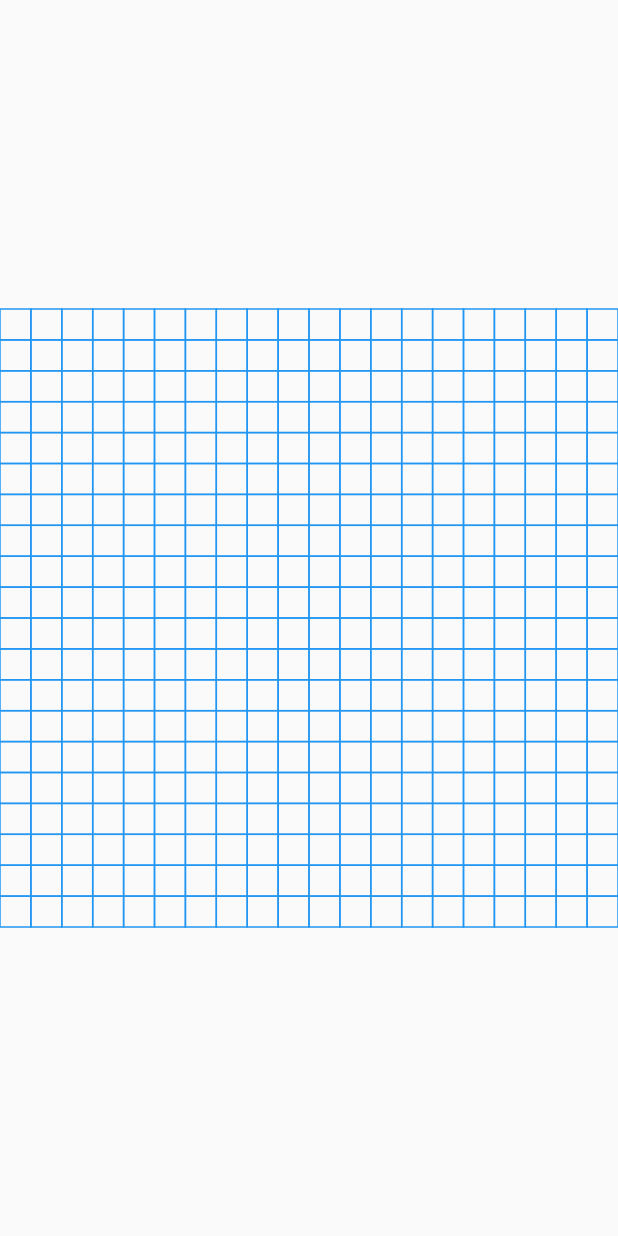
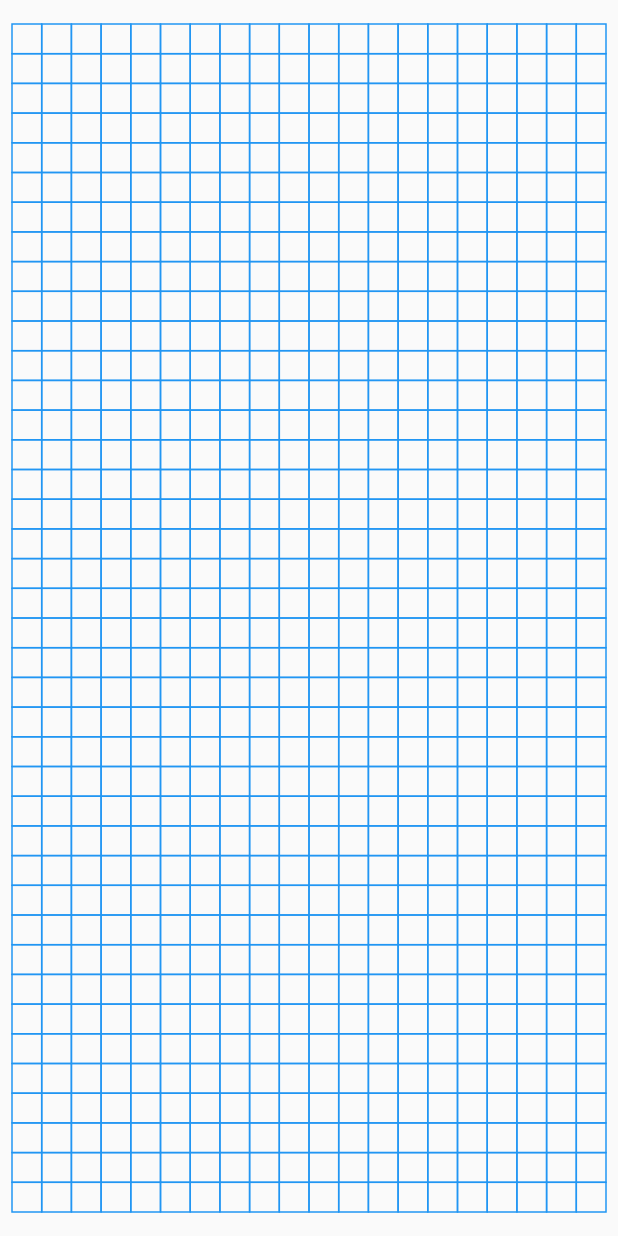
Before and after one commit to alexsullivan114/ColorTd, a Flutter app: the screen it shows after launch, on a phone screen of 412 x 824 dp. Run offline on Flutter 3.47's test engine with Material 2 defaults, Android fonts, the phone set to English and light mode, and no system bars.

Commit message:
Fix up grid

```diff
--- a/lib/Board.dart
+++ b/lib/Board.dart
@@ -2,13 +2,14 @@ import 'dart:async';
 import 'dart:math';
 import 'dart:ui';
 
-import 'package:colortd/GridPainter.dart';
-import 'package:colortd/Positionable.dart';
+import 'package:colortd/grid/grid_painter.dart';
+import 'package:colortd/positionable.dart';
 import 'package:flutter/material.dart';
 import 'package:flutter/widgets.dart';
 
-import 'BoardPainter.dart';
-import 'Enemy.dart';
+import 'board_painter.dart';
+import 'constants.dart';
+import 'enemy.dart';
 
 class Board extends StatefulWidget {
   @override
@@ -38,13 +39,20 @@ class _BoardState extends State<Board> {
   @override
   Widget build(BuildContext context) {
     return Center(
-      child: LayoutBuilder(builder: (context, constraints){
-        final boxSize = min(constraints.maxHeight, constraints.maxWidth);
-        return CustomPaint(
-          size: Size(boxSize, boxSize),
-          painter: GridPainter()
-        );
-      }),
+      child: Padding(
+        padding: const EdgeInsets.all(8.0),
+        child: LayoutBuilder(builder: (context, constraints) {
+          final gridSize = min(constraints.maxWidth / HORIZONTAL_GRID_COUNT,
+              constraints.maxHeight / HORIZONTAL_GRID_COUNT);
+          final verticalGridCount = (constraints.maxHeight / gridSize).floor();
+          final horizontalGridCount = (constraints.maxWidth / gridSize).floor();
+          return CustomPaint(
+              size: Size(
+                  horizontalGridCount * gridSize, verticalGridCount * gridSize),
+              painter:
+                  GridPainter(verticalGridCount, horizontalGridCount, gridSize));
+        }),
+      ),
     );
   }
 }
--- a/lib/Level.dart
+++ b/lib/Level.dart
@@ -1,4 +1,4 @@
-import 'Enemy.dart';
+import 'enemy.dart';
 
 class Level {
   final List<Enemy> enemies;
--- a/lib/BoardPainter.dart
+++ b/lib/board_painter.dart
@@ -1,10 +1,10 @@
 import 'dart:ui';
 
-import 'package:colortd/Enemy.dart';
+import 'package:colortd/enemy.dart';
 import 'package:flutter/material.dart';
 import 'package:flutter/widgets.dart';
 
-import 'Positionable.dart';
+import 'positionable.dart';
 
 class BoardPainter extends CustomPainter {
   final List<Positionable<Enemy>> _enemies;
--- /dev/null
+++ b/lib/constants.dart
@@ -0,0 +1 @@
+const int HORIZONTAL_GRID_COUNT = 20;
--- a/lib/GameEngine.dart
+++ b/lib/game_engine.dart
@@ -1,8 +1,8 @@
 import 'package:flutter/cupertino.dart';
 
-import 'Enemy.dart';
-import 'Level.dart';
-import 'Positionable.dart';
+import 'enemy.dart';
+import 'level.dart';
+import 'positionable.dart';
 
 class GameEngine {
   final Size boardSize;
--- a/lib/GridPainter.dart
+++ b/lib/grid/grid_painter.dart
@@ -1,20 +1,22 @@
-import 'dart:math';
-
 import 'package:flutter/cupertino.dart';
 import 'package:flutter/material.dart';
 
 class GridPainter extends CustomPainter {
+  final int verticalGridCount;
+  final int horizontalGridCount;
+  final double gridSize;
+
+  GridPainter(this.verticalGridCount, this.horizontalGridCount, this.gridSize);
+
   @override
   void paint(Canvas canvas, Size size) {
-    final gridCount = 20;
-    final gridSize = min(size.width / gridCount, size.height / gridCount);
     final paint = Paint()
       ..color = Colors.blue
       ..strokeWidth = 1
       ..style = PaintingStyle.stroke
       ..strokeCap = StrokeCap.square;
-    for (int i = 0; i < gridCount; i++) {
-      for (int j = 0; j < gridCount; j++) {
+    for (int i = 0; i < horizontalGridCount; i++) {
+      for (int j = 0; j < verticalGridCount; j++) {
         final gridCell =
             Rect.fromLTWH(i * gridSize, j * gridSize, gridSize, gridSize);
         canvas.drawRect(gridCell, paint);
--- a/lib/main.dart
+++ b/lib/main.dart
@@ -1,4 +1,4 @@
-import 'package:colortd/Board.dart';
+import 'package:colortd/board.dart';
 import 'package:flutter/material.dart';
 
 void main() {
```
Also changed, not shown: lib/grid/board_grid.dart (added, +29 -0 lines).
